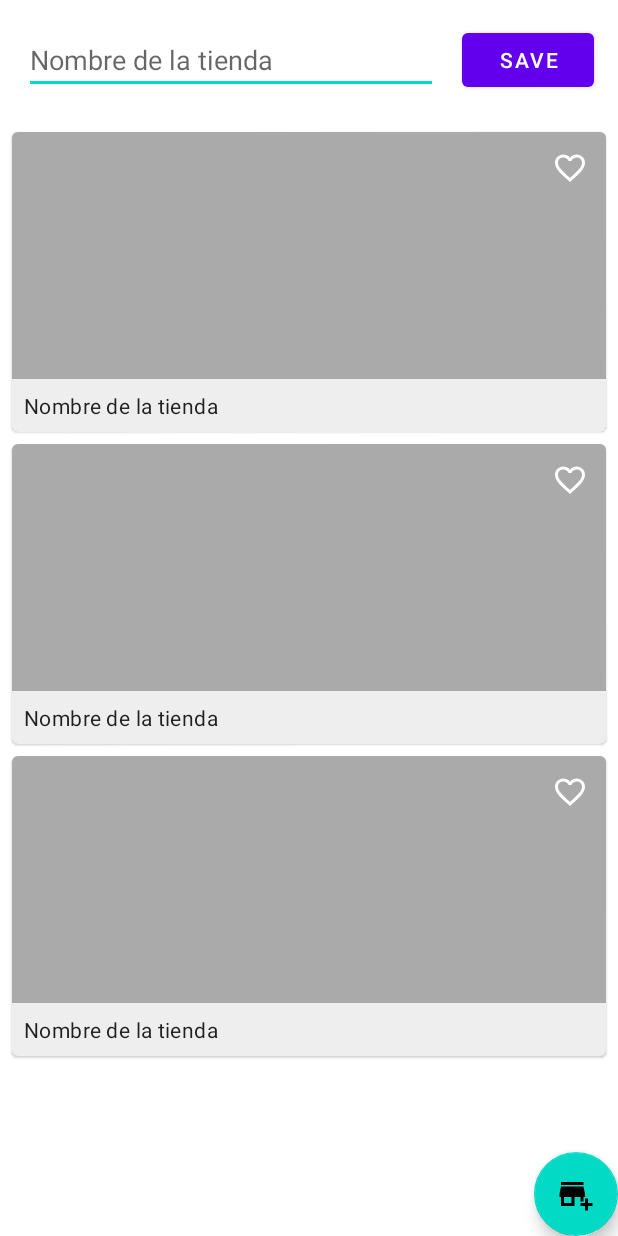
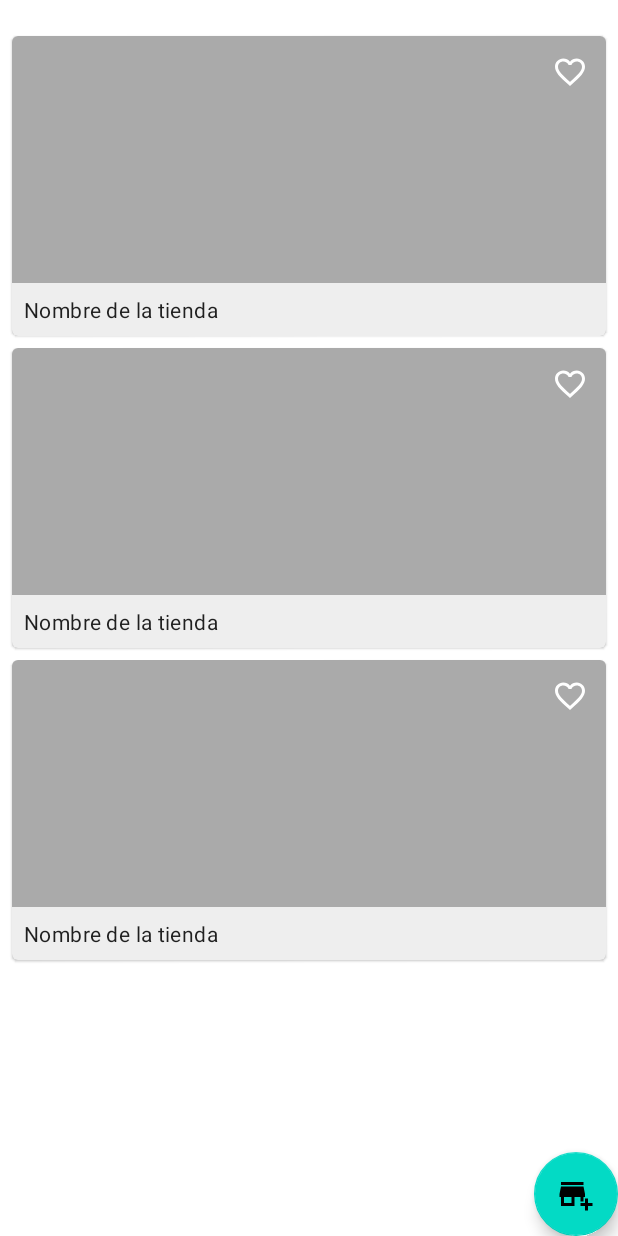
Before and after one commit to ArthurDioses/Stores, an Android app: the layout activity_main.xml on its own in the app's theme, with its tools: preview values and no code run, on a phone screen of 412 x 824 dp. Run offline under Robolectric (Android 15) with nearby library versions, the phone set to English and light mode, and no system bars.

Commit message:
- Fragment: launch fragment, hide FloatingButton and Button.

```diff
--- a/app/src/main/res/layout/activity_main.xml
+++ b/app/src/main/res/layout/activity_main.xml
@@ -7,6 +7,7 @@
     android:layout_height="match_parent"
     tools:context=".MainActivity">
 
+    <!--
     <com.google.android.material.button.MaterialButton
         android:id="@+id/btnSave"
         android:layout_width="wrap_content"
@@ -26,6 +27,7 @@
         app:layout_constraintEnd_toStartOf="@id/btnSave"
         app:layout_constraintStart_toStartOf="parent"
         app:layout_constraintTop_toTopOf="@id/btnSave" />
+    -->
 
     <androidx.recyclerview.widget.RecyclerView
         android:id="@+id/recyclerView"
@@ -35,7 +37,7 @@
         app:layout_constraintBottom_toBottomOf="parent"
         app:layout_constraintEnd_toEndOf="parent"
         app:layout_constraintStart_toStartOf="parent"
-        app:layout_constraintTop_toBottomOf="@id/btnSave"
+        app:layout_constraintTop_toTopOf="parent"
         tools:listitem="@layout/item_store" />
 
     <com.google.android.material.floatingactionbutton.FloatingActionButton
--- a/app/src/main/res/layout/fragment_edit_store.xml
+++ b/app/src/main/res/layout/fragment_edit_store.xml
@@ -4,6 +4,7 @@
     xmlns:tools="http://schemas.android.com/tools"
     android:layout_width="match_parent"
     android:layout_height="match_parent"
+    android:background="@android:color/white"
     tools:context=".EditStoreFragment">
 
     <LinearLayout
```
Also changed, not shown: app/src/main/java/com/dioses/stores/MainActivity.kt (+16 -0 lines).
